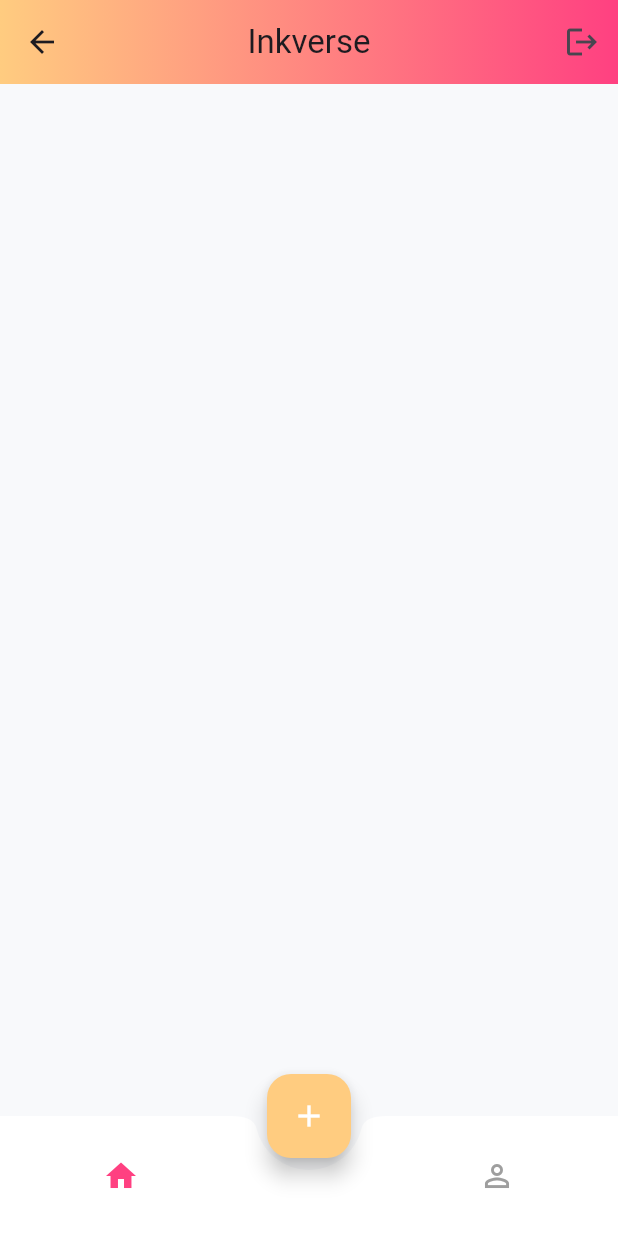
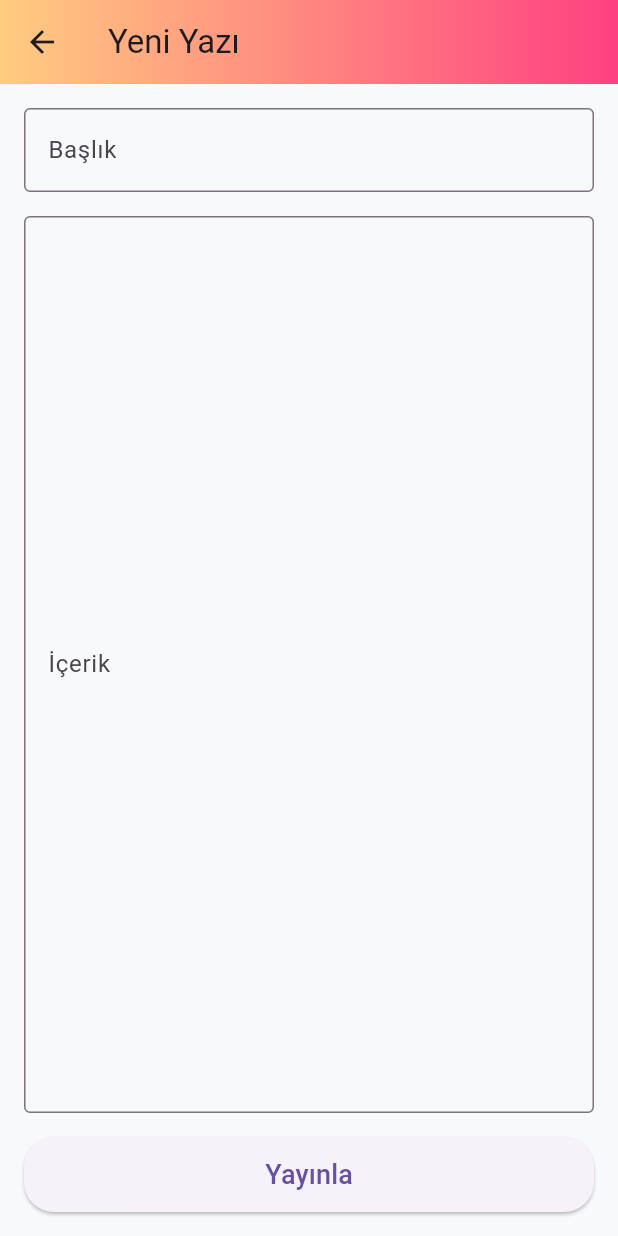
Before and after one commit to edamerveatalay/inkverse_flutter, a Flutter app: the HomePage screen opened by its route, after a tap on the "add" icon, on a phone screen of 412 x 824 dp. Run offline on Flutter 3.47's test engine with Material 3 defaults, Android fonts, the light colour scheme and no system bars; our stand-ins replace dio, flutter_secure_storage, get, get_storage, shared_preferences; accounts and stored records are empty; network calls fail.

Commit message:
Ui bileşeni eklendi : blog yazma

```diff
--- /dev/null
+++ b/lib/app/ui/pages/add_blog_page.dart
@@ -0,0 +1,118 @@
+import 'package:flutter/material.dart';
+import 'package:dio/dio.dart';
+import '../../constants/constants.dart'; // BASE_URL, ADD_BLOG
+
+class AddBlogPage extends StatefulWidget {
+  const AddBlogPage({super.key});
+
+  @override
+  State<AddBlogPage> createState() => _AddBlogPageState();
+}
+
+class _AddBlogPageState extends State<AddBlogPage> {
+  final TextEditingController titleController = TextEditingController();
+  final TextEditingController contentController = TextEditingController();
+  bool isLoading = false;
+
+  Future<void> submitBlog() async {
+    if (titleController.text.isEmpty || contentController.text.isEmpty) {
+      ScaffoldMessenger.of(context).showSnackBar(
+        const SnackBar(content: Text("Başlık ve içerik boş olamaz")),
+      );
+      return;
+    }
+
+    setState(() => isLoading = true);
+
+    try {
+      final dio = Dio(BaseOptions(baseUrl: BASE_URL));
+      final response = await dio.post(
+        ADD_BLOG,
+        data: {
+          "title": titleController.text,
+          "content": contentController.text,
+        },
+      );
+
+      if (response.statusCode == 201 || response.statusCode == 200) {
+        ScaffoldMessenger.of(context).showSnackBar(
+          const SnackBar(content: Text("Yazı başarıyla yayınlandı!")),
+        );
+        Navigator.pop(
+          context,
+          true,
+        ); // Ana sayfaya geri dön ve listeyi güncelle
+      } else {
+        ScaffoldMessenger.of(
+          context,
+        ).showSnackBar(SnackBar(content: Text("Hata: ${response.statusCode}")));
+      }
+    } catch (e) {
+      ScaffoldMessenger.of(
+        context,
+      ).showSnackBar(SnackBar(content: Text("Hata: $e")));
+    } finally {
+      setState(() => isLoading = false);
+    }
+  }
+
+  @override
+  Widget build(BuildContext context) {
+    return Scaffold(
+      appBar: AppBar(
+        title: const Text("Yeni Yazı"),
+        flexibleSpace: Container(
+          decoration: BoxDecoration(
+            gradient: LinearGradient(
+              colors: [Colors.orange.shade200, Colors.pinkAccent],
+            ),
+          ),
+        ),
+      ),
+      body: Padding(
+        padding: const EdgeInsets.all(16.0),
+        child: Column(
+          children: [
+            TextField(
+              controller: titleController,
+              decoration: const InputDecoration(
+                labelText: "Başlık",
+                border: OutlineInputBorder(),
+              ),
+            ),
+            const SizedBox(height: 16),
+            Expanded(
+              child: TextField(
+                controller: contentController,
+                maxLines: null,
+                expands: true,
+                textAlignVertical: TextAlignVertical.top,
+                decoration: const InputDecoration(
+                  labelText: "İçerik",
+                  border: OutlineInputBorder(),
+                ),
+              ),
+            ),
+            const SizedBox(height: 16),
+            isLoading
+                ? const CircularProgressIndicator()
+                : ElevatedButton(
+                    onPressed: submitBlog,
+                    style: ElevatedButton.styleFrom(
+                      minimumSize: const Size.fromHeight(50),
+                      shape: RoundedRectangleBorder(
+                        borderRadius: BorderRadius.circular(20),
+                      ),
+                      padding: const EdgeInsets.symmetric(vertical: 12),
+                    ),
+                    child: const Text(
+                      "Yayınla",
+                      style: TextStyle(fontSize: 18),
+                    ),
+                  ),
+          ],
+        ),
+      ),
+    );
+  }
+}
--- a/lib/app/ui/pages/home_page.dart
+++ b/lib/app/ui/pages/home_page.dart
@@ -3,6 +3,7 @@
 import 'package:get/get.dart';
 import 'package:get/get_core/src/get_main.dart';
 import 'package:inkverse_flutter/app/constants/constants.dart';
+import 'package:inkverse_flutter/app/ui/pages/add_blog_page.dart';
 import 'package:inkverse_flutter/main.dart';
 import 'package:shared_preferences/shared_preferences.dart';
 
@@ -145,10 +146,16 @@
       floatingActionButton: FloatingActionButton(
         backgroundColor: Colors.orange.shade200,
         child: const Icon(Icons.add, color: Colors.white),
-        onPressed: () {
-          Navigator.of(context).pushNamed(ADD_BLOG);
+        onPressed: () async {
+          final result = await Navigator.of(
+            context,
+          ).push(MaterialPageRoute(builder: (_) => const AddBlogPage()));
+          if (result == true) {
+            fetchBlogs(); // Listeyi güncelle
+          }
         },
       ),
+
       bottomNavigationBar: BottomAppBar(
         shape: const CircularNotchedRectangle(),
         notchMargin: 8.0,
```
